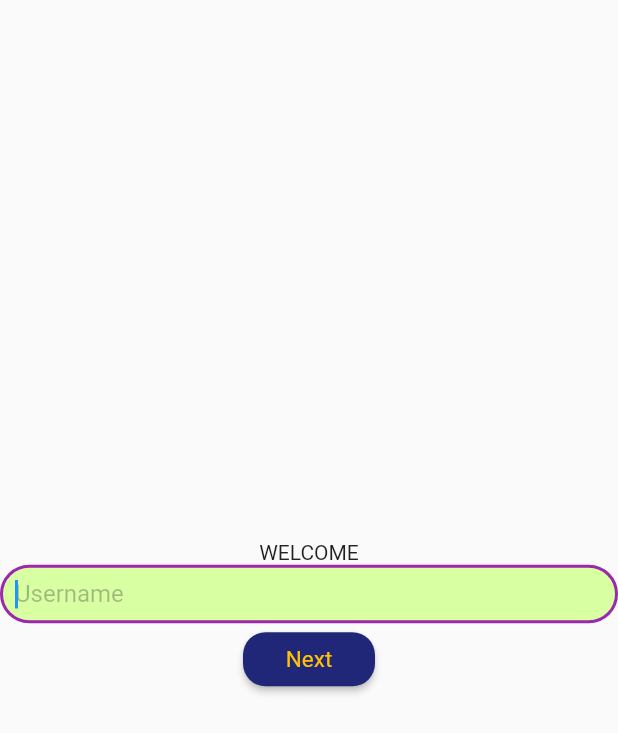
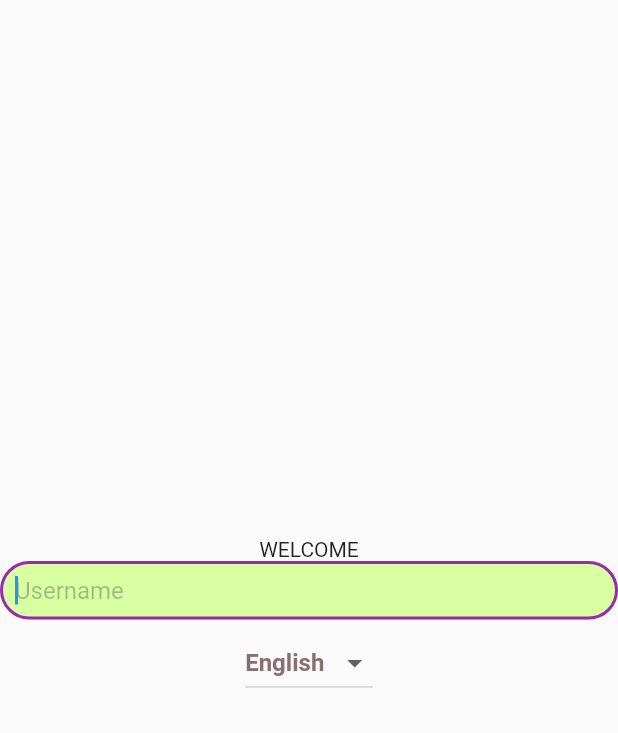
Before and after one commit to anielyavuz/wordopol, a Flutter app: the screen it shows after launch, on a phone screen of 412 x 824 dp. Shown: the top 733 px of the screen. Run offline on Flutter 3.47's test engine with Material 2 defaults, Android fonts, the phone set to English and light mode, and no system bars; our stand-ins replace cloud_firestore, firebase_auth, firebase_core, firebase_storage, flutter_local_notifications, flutter_timezone and 7 more; missing offline and left inert: the_apple_sign_in; accounts and stored records are empty; Roboto replaces fonts that are missing (Times New Roman).

Commit message:
22:33 13.03.2023

```diff
--- a/lib/pages/homePage.dart
+++ b/lib/pages/homePage.dart
@@ -39,9 +39,9 @@ class _HomePageState extends State<HomePage> {
   var _languageFull = "English";
   int _todayNumber = 100;
   List _todayGames = [
-    TimeOfDay(hour: 0, minute: 05),
+    TimeOfDay(hour: 8, minute: 30),
     TimeOfDay(hour: 12, minute: 30),
-    TimeOfDay(hour: 23, minute: 50)
+    TimeOfDay(hour: 20, minute: 30)
   ];
   final Color _yaziTipiRengi = Color(0xffE4EBDE);
   String _currentLanguage = "en";
@@ -134,6 +134,10 @@ class _HomePageState extends State<HomePage> {
         _6larMap.add(map[k]);
       }
     });
+
+    // print("_todayNumber $_todayNumber");
+    // print("_4lerMap.length " + _4lerMap.length.toString());
+
     _wordsForPlay1.add(_4lerMap[_todayNumber % _4lerMap.length]);
     _wordsForPlay1.add(_5lerMap[_todayNumber % _5lerMap.length]);
     _wordsForPlay1.add(_6larMap[_todayNumber % _6larMap.length]);
@@ -401,21 +405,19 @@ class _HomePageState extends State<HomePage> {
                           // fontWeight: FontWeight.bold
                         )),
                     onPressed: () async {
+                      var a = await _authService.signOutAndDeleteUser(
+                          widget.userID,
+                          "Anonym",
+                          _userInfo['userName'],
+                          _configData['ScoreTableSeason']);
+                      box.put("DBId", 0);
+                      box.put("WordPool", {});
                       box.put("CompletedGames", {});
-
-                      // var a = await _authService.signOutAndDeleteUser(
-                      //     widget.userID,
-                      //     "Anonym",
-                      //     _userInfo['userName'],
-                      //     _configData['ScoreTableSeason']);
-                      // box.put("DBId", 0);
-                      // box.put("WordPool", {});
-
-                      // Navigator.pushAndRemoveUntil(
-                      //     context,
-                      //     MaterialPageRoute(
-                      //         builder: (BuildContext context) => CheckAuth()),
-                      //     (Route<dynamic> route) => false);
+                      Navigator.pushAndRemoveUntil(
+                          context,
+                          MaterialPageRoute(
+                              builder: (BuildContext context) => CheckAuth()),
+                          (Route<dynamic> route) => false);
                     }),
                 Expanded(
                   child: Container(
--- a/lib/pages/playPage.dart
+++ b/lib/pages/playPage.dart
@@ -34,7 +34,7 @@ class _PlayPageState extends State<PlayPage> {
   TextEditingController _cevapTextFieldController = TextEditingController();
 
   late Timer _timer;
-  int _geriSayilcakSure = 100;
+  int _geriSayilcakSure = 10000;
 
   late Timer _timer2;
   int _geriSayilcakSure2 = 25;
@@ -105,6 +105,8 @@ class _PlayPageState extends State<PlayPage> {
             .toString()
             .toLowerCase()) {
       print("Doğru cevap");
+
+      //Soru değişim
       if (_questionNumber + 1 < widget.wordsForPlay.length) {
         setState(() {
           _puan = _puan +
--- a/lib/pages/welcomePage.dart
+++ b/lib/pages/welcomePage.dart
@@ -16,11 +16,74 @@ class _WelcomePageState extends State<WelcomePage> {
   late Box box;
   TextEditingController _turkceTextFieldController = TextEditingController();
   AuthService _authService = AuthService();
+  var _languageFull = "English";
+  Map _languageDropdown = {
+    'Türkçe': 'tr',
+    'Español': 'es',
+    'Deutsch': 'de',
+    'Français': 'fr',
+    'English': 'en'
+  };
+  String _currentLanguage = "en";
+  var _configData;
+  var _textFieldValue = "";
+  languageSelect()
+  //telefonun native dili eğer desteklenen dillerdense dropdown'da o gelir
+
+  {
+    if (_configData != null) {
+      if (_configData['supportedLanguages'] != null) {
+        setState(() {
+          _languageDropdown = _configData['supportedLanguages'];
+        });
+      }
+    }
+
+    // if (_configData['supportedLanguages']
+    //     .values
+    //     .contains(Localizations.localeOf(context).languageCode.toString())) {
+    //   print("yes");
+    //   setState(() {
+    //     _currentLanguage =
+    //         Localizations.localeOf(context).languageCode.toString();
+    //   });
+    // }
+
+    setState(() {
+      if (_currentLanguage == "tr") {
+        _languageFull = "Türkçe";
+      } else if (_currentLanguage == "en") {
+        _languageFull = "English";
+      } else if (_currentLanguage == "de") {
+        _languageFull = "Deutsch";
+      } else if (_currentLanguage == "fr") {
+        _languageFull = "Français";
+      } else if (_currentLanguage == "es") {
+        _languageFull = "Español";
+      } else {
+        _languageFull = "Engilish";
+      }
+    });
+    print(_currentLanguage);
+
+    print((_languageFull));
+  }
+
+  startFunctions() async {
+    _configData = await CloudDB().getConfigDatas();
+
+    _currentLanguage = box.get("languageSelectedBefore") ?? "en";
+
+    Future.delayed(const Duration(milliseconds: 1000), () {
+// Here you can write your code
+      languageSelect();
+    });
+  }
 
   @override
   void initState() {
     box = Hive.box("wordopolHive");
-
+    startFunctions();
     //LOGOYU BELLİ SURE GOSTEREN KOD BURASIYDI YORUMA ALINDI
 //     Future.delayed(const Duration(milliseconds: 1500), () {
 // // Here you can write your code
@@ -44,7 +107,11 @@ class _WelcomePageState extends State<WelcomePage> {
                 FilteringTextInputFormatter.deny("%"),
               ],
               autofocus: true,
-              onChanged: (value2) {},
+              onChanged: (value2) {
+                setState(() {
+                  _textFieldValue = value2;
+                });
+              },
               controller: _turkceTextFieldController,
               decoration: InputDecoration(
                 contentPadding: EdgeInsets.all(10),
@@ -69,7 +136,61 @@ class _WelcomePageState extends State<WelcomePage> {
                 hintStyle: TextStyle(color: Color.fromARGB(75, 21, 9, 35)),
               ),
             ),
-            RawMaterialButton(
+            Padding(
+              padding: const EdgeInsets.fromLTRB(0, 5, 0, 0),
+              child: DropdownButton<String>(
+                  dropdownColor: Color(0xff010114).withOpacity(1),
+                  value: _languageFull,
+                  items: _languageDropdown.keys.toList().map((dynamic value) {
+                    return DropdownMenuItem<String>(
+                      value: value,
+                      child: new Text(value,
+                          style: TextStyle(
+                              color: Color.fromARGB(255, 137, 111, 111),
+                              fontWeight: FontWeight.bold)),
+                    );
+                  }).toList(),
+                  onChanged: (value) {
+                    setState(() {
+                      _languageFull = value!;
+                    });
+
+                    if (_configData['supportedLanguages'] != null) {
+                      setState(() {
+                        _currentLanguage =
+                            _configData['supportedLanguages'][_languageFull];
+                        box.put("languageSelectedBefore", _currentLanguage);
+                      });
+                    }
+
+                    // if (_languageFull == "Español") {
+                    //   setState(() {
+                    //     _currentLanguage = "es";
+                    //   });
+                    // } else if (value == "Deutsch") {
+                    //   setState(() {
+                    //     _currentLanguage = "de";
+                    //   });
+                    // } else if (value == "Français") {
+                    //   setState(() {
+                    //     _currentLanguage = "fr";
+                    //   });
+                    // } else if (value == "English") {
+                    //   setState(() {
+                    //     _currentLanguage = "en";
+                    //   });
+                    // } else {
+                    //   setState(() {
+                    //     _currentLanguage = "tr";
+                    //   });
+                    // }
+
+                    print(_currentLanguage);
+                  }),
+            ),
+            Visibility(
+              visible: _textFieldValue.toString().length > 0,
+              child: RawMaterialButton(
                   fillColor: Color.fromARGB(255, 33, 39, 120),
                   shape: RoundedRectangleBorder(
                       borderRadius: BorderRadius.all(Radius.circular(15.0))),
@@ -86,6 +207,7 @@ class _WelcomePageState extends State<WelcomePage> {
                     var a = await _authService
                         .anonymSignIn(_turkceTextFieldController.text);
                   }),
+            ),
           ],
         )),
       )),
```
Lines whose indentation alone changed are shown as unchanged.
